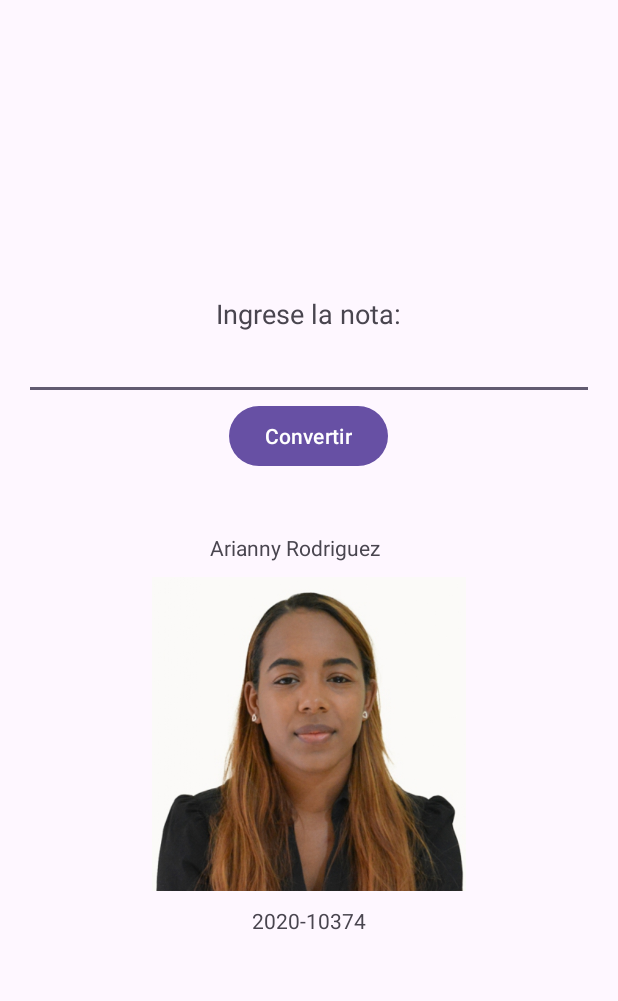
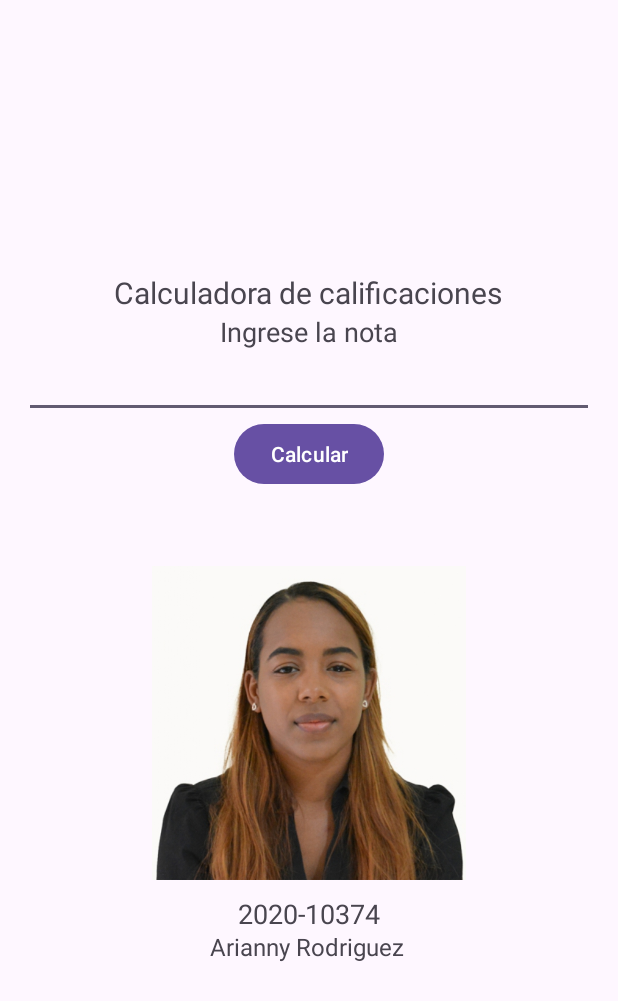
Before and after one commit to Arianny21/CalculatorNotesSchools, an Android app: the screen it shows after launch (MainActivity), on a phone screen of 412 x 824 dp. Shown: the top 1001 px of the screen. Run offline under Robolectric (Android 15) with nearby library versions, the phone set to English and light mode, and no system bars.

Commit message:
nuevos cambios

```diff
--- a/app/src/main/java/com/example/a1eraprctica/MainActivity.java
+++ b/app/src/main/java/com/example/a1eraprctica/MainActivity.java
@@ -32,13 +32,13 @@ public class MainActivity extends AppCompatActivity {
                 String resultado;
 
                 if (nota >= 90 && nota <= 100) {
-                    resultado = "A";
+                    resultado = "Es una A. ¡Muchas felicidades, sigue así!";
                 } else if (nota >= 80 && nota < 90) {
-                    resultado = "B";
+                    resultado = "Es una B. ¡Muy bien, continua dando lo mejor de tí!";
                 } else if (nota >= 70 && nota < 80) {
-                    resultado = "C";
+                    resultado = "Es una C. ¡Puedes hacerlo mejor!";
                 } else {
-                    resultado = "F";
+                    resultado = "Es una F. ¡Esfuerzate más a la próxima!";
                 }
 
                 resultadoTextView.setText("Resultado: " + resultado);
--- a/app/src/main/res/layout/activity_main.xml
+++ b/app/src/main/res/layout/activity_main.xml
@@ -8,10 +8,17 @@
     android:padding="16dp"
     tools:context=".MainActivity">
 
+
     <TextView
         android:layout_width="wrap_content"
         android:layout_height="wrap_content"
-        android:text="Ingrese la nota:"
+        android:text="@string/Titulo"
+        android:textSize="20sp" />
+
+    <TextView
+        android:layout_width="wrap_content"
+        android:layout_height="wrap_content"
+        android:text="@string/mandato"
         android:textSize="18sp" />
 
     <EditText
@@ -24,7 +31,7 @@
         android:id="@+id/convertirButton"
         android:layout_width="wrap_content"
         android:layout_height="wrap_content"
-        android:text="Convertir" />
+        android:text="@string/btn" />
 
     <TextView
         android:id="@+id/resultadoTextView"
@@ -33,11 +40,6 @@
         android:layout_marginTop="16dp"
         android:textSize="18sp" />
 
-    <TextView
-        android:id="@+id/textView2"
-        android:layout_width="131dp"
-        android:layout_height="wrap_content"
-        android:text="@string/NameArianny" />
 
     <ImageView
         android:id="@+id/imageView2"
@@ -49,6 +51,14 @@
         android:id="@+id/textView3"
         android:layout_width="wrap_content"
         android:layout_height="23dp"
-        android:text="@string/Matricula" />
+        android:text="@string/Matricula"
+        android:textSize="18sp"/>
+
+    <TextView
+        android:id="@+id/textView2"
+        android:layout_width="131dp"
+        android:layout_height="wrap_content"
+        android:text="@string/NameArianny"
+        android:textSize="16sp"/>
 
 </LinearLayout>
--- a/app/src/main/res/values/strings.xml
+++ b/app/src/main/res/values/strings.xml
@@ -2,4 +2,7 @@
     <string name="app_name">1era Práctica</string>
     <string name="NameArianny">Arianny Rodriguez</string>
     <string name="Matricula">2020-10374</string>
+    <string name="Titulo">Calculadora de calificaciones</string>
+    <string name="mandato">Ingrese la nota</string>
+    <string name="btn">Calcular</string>
 </resources>
```
